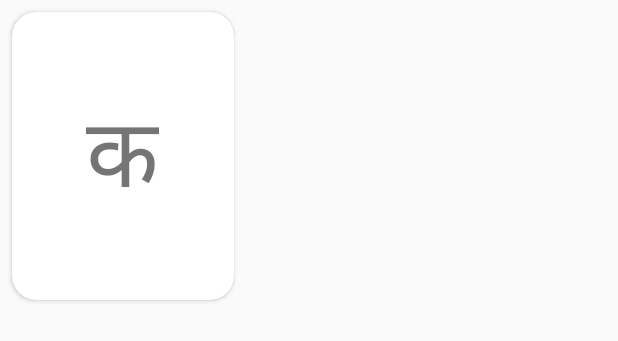
After one commit to elimu-ai/herufi, an Android app: the layout activity_letter_list_letter_view.xml on its own in the app's theme, with its tools: preview values and no code run, on a phone screen of 412 x 824 dp. The commit adds this screen. Shown: the top 341 px of the screen. Run offline under Robolectric (Android 15) with nearby library versions, the phone set to English and light mode, and no system bars.

Commit message:
#2 Display list of letters
- Added letter view

```diff
--- a/app/build.gradle
+++ b/app/build.gradle
@@ -40,6 +40,7 @@ dependencies {
     implementation 'androidx.navigation:navigation-fragment:2.3.0'
     implementation 'androidx.navigation:navigation-ui:2.3.0'
     implementation 'androidx.lifecycle:lifecycle-extensions:2.2.0'
+    implementation 'com.google.android:flexbox:2.0.1'
     testImplementation 'junit:junit:4.12'
     androidTestImplementation 'androidx.test.ext:junit:1.1.1'
     androidTestImplementation 'androidx.test.espresso:espresso-core:3.2.0'
--- /dev/null
+++ b/app/src/main/res/layout/activity_letter_list_letter_view.xml
@@ -0,0 +1,17 @@
+<?xml version="1.0" encoding="utf-8"?>
+<androidx.cardview.widget.CardView
+    xmlns:android="http://schemas.android.com/apk/res/android"
+    xmlns:app="http://schemas.android.com/apk/res-auto"
+    android:layout_width="148dp"
+    android:layout_height="192dp"
+    android:layout_margin="8dp"
+    app:cardCornerRadius="16dp">
+
+    <TextView
+        android:id="@+id/letter_view_text_view"
+        android:layout_width="wrap_content"
+        android:layout_height="wrap_content"
+        android:layout_gravity="center"
+        android:textSize="64sp"
+        android:text="क" />
+</androidx.cardview.widget.CardView>
```
Also changed, not shown: app/src/main/java/ai/elimu/herufi/ui/LetterListActivity.java (+17 -1 lines), app/src/main/res/layout/activity_letter_list.xml (+16 -2 lines).
